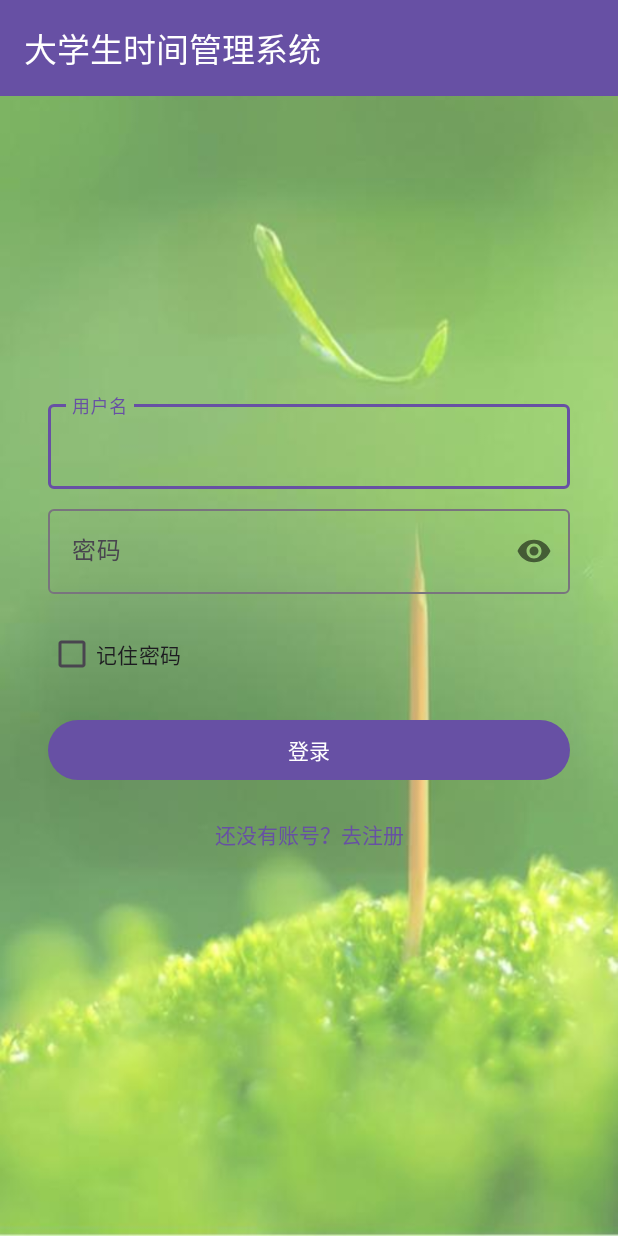
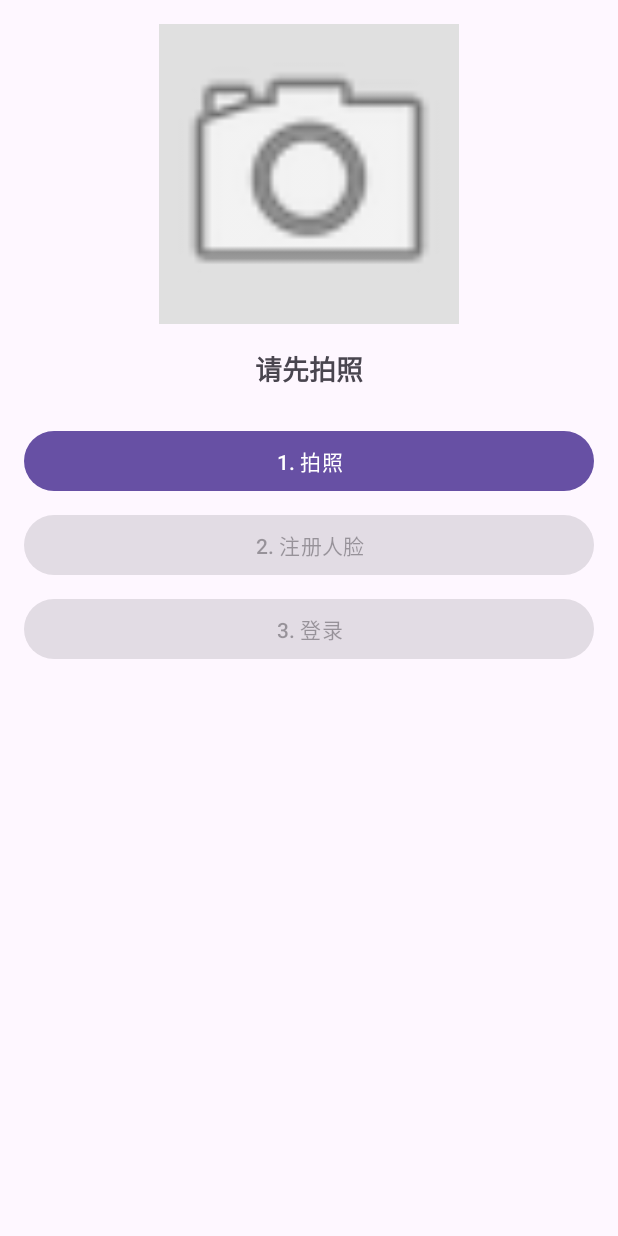
Before and after one commit to fish68517/Android-SpringBoot-Python, an Android app: the screen it shows after launch (LoginActivity before the commit, FaceMainActivity after it), on a phone screen of 412 x 824 dp. Run offline under Robolectric (Android 15) with nearby library versions, the phone set to English and light mode, and no system bars; libraries missing offline, so code that uses them is left out: com.amap.api; 4 statements that could not run were skipped.

Commit message:
框架搭建

```diff
--- a/Android/app/src/main/java/com/archive/app/view/activity/MainActivity.java
+++ b/Android/app/src/main/java/com/archive/app/view/activity/MainActivity.java
@@ -55,7 +55,6 @@ public class MainActivity extends AppCompatActivity {
         }
 
         setupBottomNavigation();
-        // 讯飞语音相关的
         getPermission();
     }
 
--- a/Android/app/src/main/res/layout/activity_login.xml
+++ b/Android/app/src/main/res/layout/activity_login.xml
@@ -16,7 +16,7 @@
         app:layout_constraintEnd_toEndOf="parent"
         app:layout_constraintStart_toStartOf="parent"
         app:layout_constraintTop_toTopOf="parent"
-        app:title="大学生时间管理系统"
+        app:title="学生签到系统"
         app:titleTextColor="@android:color/white" />
 
     <ImageView
--- /dev/null
+++ b/Android/app/src/main/res/layout/activity_main_face.xml
@@ -0,0 +1,52 @@
+<?xml version="1.0" encoding="utf-8"?>
+<LinearLayout xmlns:android="http://schemas.android.com/apk/res/android"
+    xmlns:tools="http://schemas.android.com/tools"
+    android:layout_width="match_parent"
+    android:layout_height="match_parent"
+    android:orientation="vertical"
+    android:padding="16dp"
+    android:gravity="center_horizontal"
+    tools:context=".MainActivity">
+
+    <ImageView
+        android:id="@+id/ivPhotoPreview"
+        android:layout_width="200dp"
+        android:layout_height="200dp"
+        android:scaleType="centerCrop"
+        android:background="#E0E0E0"
+        android:src="@android:drawable/ic_menu_camera"
+        android:contentDescription="照片预览" />
+
+    <TextView
+        android:id="@+id/tvResult"
+        android:layout_width="wrap_content"
+        android:layout_height="wrap_content"
+        android:layout_marginTop="16dp"
+        android:textSize="18sp"
+        android:textStyle="bold"
+        android:text="请先拍照" />
+
+    <Button
+        android:id="@+id/btnTakePhoto"
+        android:layout_width="match_parent"
+        android:layout_height="wrap_content"
+        android:layout_marginTop="24dp"
+        android:text="1. 拍照" />
+
+    <Button
+        android:id="@+id/btnRegister"
+        android:layout_width="match_parent"
+        android:layout_height="wrap_content"
+        android:layout_marginTop="8dp"
+        android:text="2. 注册人脸"
+        android:enabled="false"/>
+
+    <Button
+        android:id="@+id/btnLogin"
+        android:layout_width="match_parent"
+        android:layout_height="wrap_content"
+        android:layout_marginTop="8dp"
+        android:text="3. 登录"
+        android:enabled="false"/>
+
+</LinearLayout>
--- a/Android/app/src/main/res/layout/activity_register.xml
+++ b/Android/app/src/main/res/layout/activity_register.xml
@@ -13,7 +13,7 @@
         app:layout_constraintEnd_toEndOf="parent"
         app:layout_constraintStart_toStartOf="parent"
         app:layout_constraintTop_toTopOf="parent"
-        app:title="大学生时间管理系统"
+        app:title="学生签到系统"
         app:titleTextColor="@android:color/white" />
 
     <ImageView
--- a/Android/app/src/main/res/layout/activity_welcom.xml
+++ b/Android/app/src/main/res/layout/activity_welcom.xml
@@ -26,7 +26,7 @@
         android:layout_width="wrap_content"
         android:layout_height="wrap_content"
         android:layout_marginTop="150dp"
-        android:text="时间管理系统"
+        android:text="学生签到系统"
         android:textColor="@android:color/white"
         android:textSize="32sp"
         android:textStyle="bold"
--- a/Android/app/src/main/res/layout/fragment_help.xml
+++ b/Android/app/src/main/res/layout/fragment_help.xml
@@ -84,7 +84,7 @@
             android:layout_width="match_parent"
             android:layout_height="wrap_content"
             android:textStyle="bold"
-            android:text="Q: 为什么收不到大学生时间管理系统？"
+            android:text="Q: 为什么收不到学生签到系统？"
             android:textSize="16sp"/>
 
         <TextView
--- a/Android/app/src/main/res/values/strings.xml
+++ b/Android/app/src/main/res/values/strings.xml
@@ -1,5 +1,5 @@
 <resources>
-    <string name="app_name">时间管理系统</string>
+    <string name="app_name">学生签到系统</string>
 
     <!-->您的APPID三元组，请从控制台https://console.xfyun.cn/services/iat 中查看三元组的值，填入此处。<-->
     <string name="appid"></string>
--- /dev/null
+++ b/Android/app/src/main/res/xml/file_paths .xml
@@ -0,0 +1,5 @@
+<?xml version="1.0" encoding="utf-8"?>
+<paths>
+    <!-- 定义一个名为 "images" 的路径，指向缓存目录下的 "images" 文件夹 -->
+    <cache-path name="images" path="images/"/>
+</paths>
--- a/Android/settings.gradle.kts
+++ b/Android/settings.gradle.kts
@@ -44,5 +44,5 @@ dependencyResolutionManagement {
     }
 }
 
-rootProject.name = "大学生时间管理系统"
+rootProject.name = "学生签到系统"
 include(":app")
```
Also changed, not shown: Android/app/src/main/AndroidManifest.xml (+27 -1 lines), Android/app/src/main/java/com/archive/app/view/activity/FaceMainActivity.java (added, +277 -0 lines), 6 other files.
